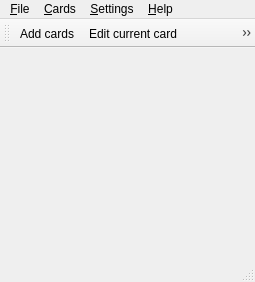
Above: mnemosyne/mnemosyne/pyqt_ui/main_window.ui from vasvlad/pomni before the change. Below: the same form after it.
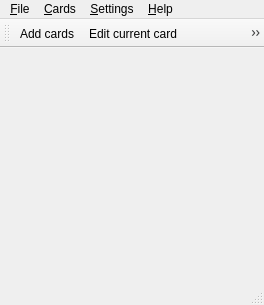
That is the form after the change. Icons and pictures are not drawn.

```diff
--- a/mnemosyne/mnemosyne/pyqt_ui/main_window.ui
+++ b/mnemosyne/mnemosyne/pyqt_ui/main_window.ui
@@ -6,8 +6,8 @@
    <rect>
     <x>0</x>
     <y>0</y>
-    <width>255</width>
-    <height>282</height>
+    <width>264</width>
+    <height>305</height>
    </rect>
   </property>
   <property name="sizePolicy">
@@ -29,7 +29,7 @@
     <rect>
      <x>0</x>
      <y>0</y>
-     <width>255</width>
+     <width>264</width>
      <height>24</height>
     </rect>
    </property>
```
Left out of the diff: 16 changed lines with no effect on the pictures.
